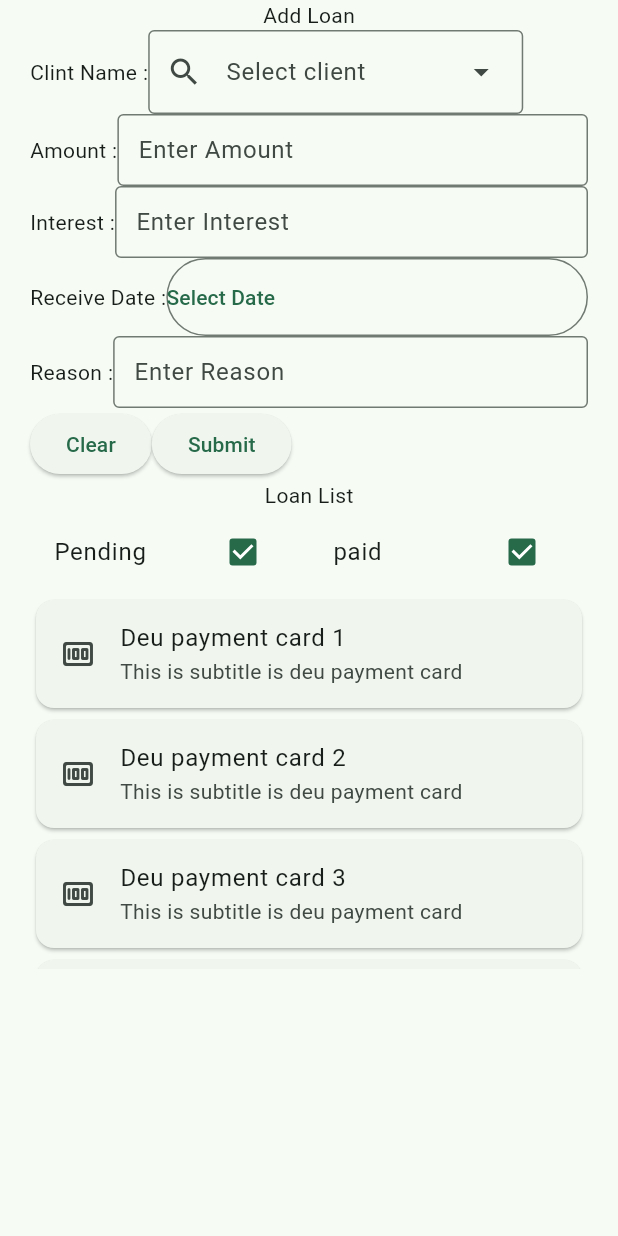
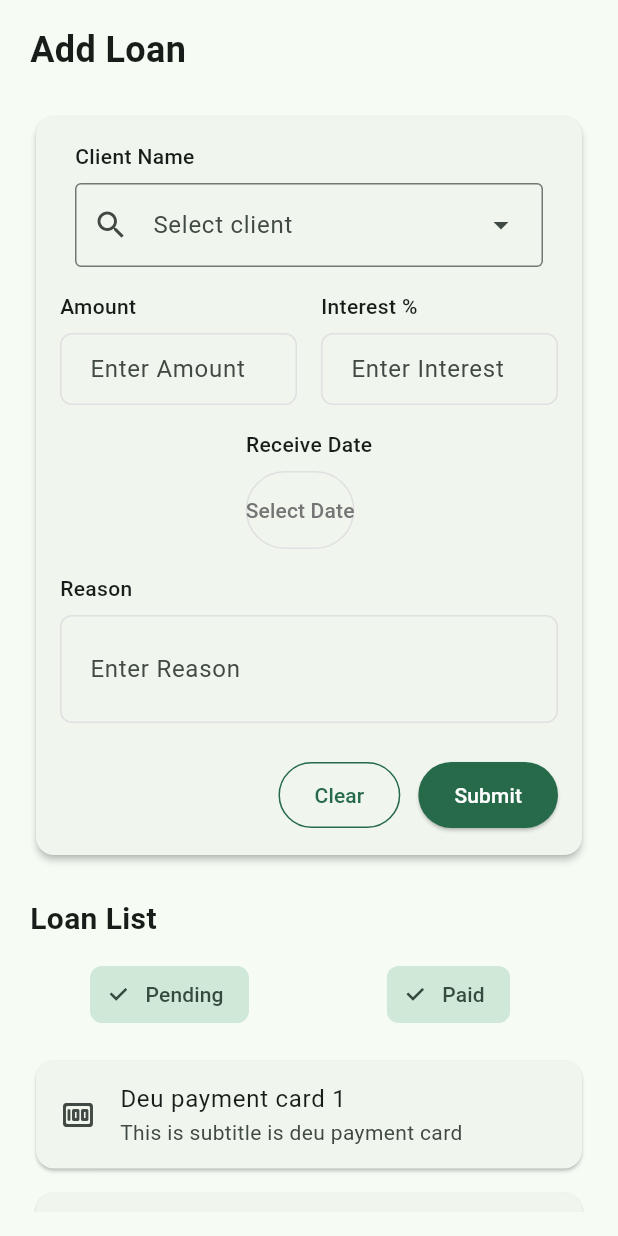
Before and after one commit to DinukaPrasad/EL_Tracker_app, a Flutter app: the LoanView screen opened directly, on a phone screen of 412 x 824 dp. Run offline on Flutter 3.47's test engine with Material 3 defaults, Android fonts, the light colour scheme and no system bars; our stand-ins replace firebase_auth, firebase_core, fl_chart; accounts and stored records are empty.

Commit message:
Update with new UI

```diff
--- a/lib/screens/loan_view.dart
+++ b/lib/screens/loan_view.dart
@@ -9,12 +9,9 @@ class LoanView extends StatefulWidget {
 }
 
 class _LoanViewState extends State<LoanView> {
-
-  //* controller for text fields
   final TextEditingController _amountController = TextEditingController();
   final TextEditingController _interestController = TextEditingController();
   final TextEditingController _reasonController = TextEditingController();
-
 
   String? _selectedClient;
   bool _pendingChecked = true;
@@ -26,20 +23,17 @@ class _LoanViewState extends State<LoanView> {
       context: context,
       initialDate: _receiveDate ?? DateTime.now(),
       firstDate: DateTime.now(),
-      lastDate: DateTime(2100),
+      lastDate: DateTime(2050),
     );
 
-      if(picked != null && picked != _receiveDate){
+    if (picked != null && picked != _receiveDate) {
       setState(() {
         _receiveDate = picked;
       });
     }
   }
 
-  //* loan list
-
-  final List loanList = ['1','2','3','4','5','6','7'];
-
+  final List loanList = ['1', '2', '3', '4', '5', '6', '7'];
 
   @override
   void dispose() {
@@ -51,189 +45,276 @@ class _LoanViewState extends State<LoanView> {
 
   @override
   Widget build(BuildContext context) {
-    return Padding(
-      padding: const EdgeInsets.only(left: 20 , right: 20),
+    return Scaffold(
+      body: Padding(
+        padding: const EdgeInsets.symmetric(horizontal: 20, vertical: 16),
         child: SingleChildScrollView(
           keyboardDismissBehavior: ScrollViewKeyboardDismissBehavior.onDrag,
           child: Column(
+            crossAxisAlignment: CrossAxisAlignment.start,
             children: [
-            //* Headline
-            Text('Add Loan'),
+              // Header with title and action buttons
+              _buildHeader(),
 
-            //* Input area
-            Column(
-              children: [
-                Row(
-                  children: [
-                    Text('Clint Name :'),
+              const SizedBox(height: 24),
 
-                    DropdownMenu(
-                      label: const Text('Select client'),
-                      leadingIcon: Icon(Icons.search),
-                      width: 250,
-                      menuHeight: 100.00,   //! set menu hight
-                      enableFilter: true,
-
-                      dropdownMenuEntries: <DropdownMenuEntry<String>>[
-                        DropdownMenuEntry(value: 'Dinuka', label: 'Dinuka'),
-                        DropdownMenuEntry(value: 'Shaki', label: 'Shaki'),
-                        DropdownMenuEntry(value: 'Henzer', label: 'Henzer'),
-                      ],
-
-                      onSelected: (String? value){
-                        _selectedClient = value;
-
-                        // ignore: avoid_print
-                        print(_selectedClient);
-                      },
+              // Input card
+              Card(
+                elevation: 2,
+                shape: RoundedRectangleBorder(
+                  borderRadius: BorderRadius.circular(12),
                 ),
-                  ],
-                ),
-                Row(
-                  children: [
-                    Text('Amount :'),
-                    Expanded(
-                      child: TextField(
-                        decoration: InputDecoration(
-                          labelText: 'Enter Amount',
-                          hintText: '1000',
-                          border: OutlineInputBorder(),
-                          contentPadding: EdgeInsets.symmetric(horizontal: 10),
-                        ),
-                        keyboardType: TextInputType.number,
-                      ),
-                    ),
-                  ],
-                ),
-                Row(
-                  children: [
-                    Text('Interest :'),
-                    Expanded(
-                      child: TextField(
-                        decoration: InputDecoration(
-                          labelText: 'Enter Interest',
-                          hintText: '10',
-                          border: OutlineInputBorder(),
-                          contentPadding: EdgeInsets.symmetric(horizontal: 10),
-                        ),
-                        keyboardType: TextInputType.number,
-                      ),
-                    ),
-                  ],
-                ),
-                Row(
-                  children: [
-                    Text('Receive Date :'),
-                    Expanded(
-                      child: OutlinedButton(
-                        onPressed: ()=>  _selectDate(context),
-                        style: OutlinedButton.styleFrom(
-                          padding: const EdgeInsets.symmetric(vertical: 16),
-                          alignment: Alignment.centerLeft,
-                        ),
-                        child: Text(
-                          _receiveDate == null
-                          ? 'Select Date'
-                          : '${_receiveDate!.day}/${_receiveDate!.month}/${_receiveDate!.year}',
-                        )
-                        ),
-                    )
-                  ],
-                ),
-
-                Row(
-                  children: [
-                    Text('Reason :'),
-                    Expanded(
-                      child: TextField(
-                        decoration: InputDecoration(
-                          labelText: 'Enter Reason',
-                          hintText: 'For Emergency',
-                          border: OutlineInputBorder(),
-                          contentPadding: EdgeInsets.symmetric(horizontal: 10),
-                        ),
-                        keyboardType: TextInputType.text,
-                      ),
-                    ),
-                  ],
-                ),
-
-                Row(
-                  children: [
-                    ElevatedButton(
-                      onPressed: (){},
-                      child: Text('Clear')
-                    ),
-                    ElevatedButton(
-                      onPressed: (){},
-                      child: Text('Submit')
-                    ),
-                  ],
-                ),
-              ],
-            ),
-
-            //*Loan list headline
-            Text('Loan List'),
-
-            //* checkbox List area
-            Row(
-              children: [
-                // todo: add 2 check box for filter loans by loan status (named pending and paid)
-                //! use checkboxListTile for this
-
-                // Expanded(
-                //   child: TextField(
-                //     decoration: InputDecoration(
-                //         labelText: 'Search',
-                //         border: OutlineInputBorder(),
-                //         contentPadding: EdgeInsets.symmetric(horizontal: 10),
-                //       ),
-                //     keyboardType: TextInputType.text,
-                //   ),
-                // ),
-
-                Expanded(
-                  child: CheckboxListTile(
-                    title: Text('Pending'),
-                    value: _pendingChecked,
-                    onChanged: (bool? value){
-                      setState(() {
-                        _pendingChecked = value!;
-                      });
-                    },
-
+                child: Padding(
+                  padding: const EdgeInsets.all(16),
+                  child: _buildInputForm(),
                 ),
               ),
 
-                Expanded(
-                  child: CheckboxListTile(
-                    title: Text('paid'),
-                    value: _paidChecked,
-                    onChanged: (bool? value){
-                      setState(() {
-                        _paidChecked = value!;
-                      });
-                    },
+              const SizedBox(height: 24),
 
-                  ),
-                ),
-              ],
-            ),
+              // Loan list section
+              _buildLoanListSection(),
 
-            //*list view
+              const SizedBox(height: 16),
+
+              // Loan list
               SizedBox(
                 height: 250,
                 child: ListView.builder(
                   itemCount: loanList.length,
-                itemBuilder: (context , index){
-                  return DeuPaymentCard(cardCount: loanList[index],);
+                  itemBuilder: (context, index) {
+                    return Padding(
+                      padding: const EdgeInsets.only(bottom: 8),
+                      child: DeuPaymentCard(cardCount: loanList[index]),
+                    );
                   },
                 ),
               ),
             ],
           ),
         ),
+      ),
+    );
+  }
+
+  Widget _buildHeader() {
+    return Row(
+      mainAxisAlignment: MainAxisAlignment.spaceBetween,
+      children: [
+        const Text(
+          'Add Loan',
+          style: TextStyle(fontSize: 24, fontWeight: FontWeight.bold),
+        ),
+      ],
+    );
+  }
+
+  Widget _buildInputForm() {
+    return Column(
+      children: [
+        // Client selection
+        _buildFormField(
+          label: 'Client Name',
+          child: DropdownMenu<String>(
+            label: const Text('Select client'),
+            leadingIcon: const Icon(Icons.search),
+            width: MediaQuery.of(context).size.width - 100,
+            menuHeight: 200,
+            enableFilter: true,
+            dropdownMenuEntries: const [
+              DropdownMenuEntry(value: 'Dinuka', label: 'Dinuka'),
+              DropdownMenuEntry(value: 'Shaki', label: 'Shaki'),
+              DropdownMenuEntry(value: 'Henzer', label: 'Henzer'),
+            ],
+            onSelected: (String? value) {
+              _selectedClient = value;
+              // ignore: avoid_print
+              print(_selectedClient);
+            },
+          ),
+        ),
+
+        const SizedBox(height: 16),
+
+        // Amount and interest in a row
+        Row(
+          children: [
+            Expanded(
+              child: _buildFormField(
+                label: 'Amount',
+                child: TextField(
+                  controller: _amountController,
+                  decoration: _inputDecoration('Enter Amount', '1000'),
+                  keyboardType: TextInputType.number,
+                ),
+              ),
+            ),
+            const SizedBox(width: 16),
+            Expanded(
+              child: _buildFormField(
+                label: 'Interest %',
+                child: TextField(
+                  controller: _interestController,
+                  decoration: _inputDecoration('Enter Interest', '10'),
+                  keyboardType: TextInputType.number,
+                ),
+              ),
+            ),
+          ],
+        ),
+
+        const SizedBox(height: 16),
+
+        // Date and reason
+        _buildFormField(
+          label: 'Receive Date',
+          child: OutlinedButton(
+            onPressed: () => _selectDate(context),
+            style: OutlinedButton.styleFrom(
+              padding: const EdgeInsets.symmetric(vertical: 16),
+              alignment: Alignment.centerLeft,
+              side: BorderSide(color: Colors.grey.shade300),
+            ),
+            child: Text(
+              _receiveDate == null
+                  ? 'Select Date'
+                  : '${_receiveDate!.day}/${_receiveDate!.month}/${_receiveDate!.year}',
+              style: TextStyle(
+                color:
+                    _receiveDate == null ? Colors.grey.shade600 : Colors.black,
+              ),
+            ),
+          ),
+        ),
+
+        const SizedBox(height: 16),
+
+        _buildFormField(
+          label: 'Reason',
+          child: TextField(
+            controller: _reasonController,
+            decoration: _inputDecoration('Enter Reason', 'For Emergency'),
+            keyboardType: TextInputType.text,
+            maxLines: 2,
+          ),
+        ),
+
+        const SizedBox(height: 24),
+
+        // Action buttons
+        Row(
+          mainAxisAlignment: MainAxisAlignment.end,
+          children: [
+            OutlinedButton(
+              onPressed: () {
+                _amountController.clear();
+                _interestController.clear();
+                _reasonController.clear();
+                setState(() {
+                  _receiveDate = null;
+                  _selectedClient = null;
+                });
+              },
+              style: OutlinedButton.styleFrom(
+                padding: const EdgeInsets.symmetric(
+                  horizontal: 24,
+                  vertical: 12,
+                ),
+                side: BorderSide(color: Theme.of(context).primaryColor),
+              ),
+              child: Text(
+                'Clear',
+                style: TextStyle(color: Theme.of(context).primaryColor),
+              ),
+            ),
+            const SizedBox(width: 12),
+            ElevatedButton(
+              onPressed: () {},
+              style: ElevatedButton.styleFrom(
+                padding: const EdgeInsets.symmetric(
+                  horizontal: 24,
+                  vertical: 12,
+                ),
+                backgroundColor: Theme.of(context).primaryColor,
+              ),
+              child: const Text(
+                'Submit',
+                style: TextStyle(color: Colors.white),
+              ),
+            ),
+          ],
+        ),
+      ],
+    );
+  }
+
+  Widget _buildFormField({required String label, required Widget child}) {
+    return Column(
+      crossAxisAlignment: CrossAxisAlignment.start,
+      children: [
+        Text(
+          label,
+          style: const TextStyle(fontWeight: FontWeight.w500, fontSize: 14),
+        ),
+        const SizedBox(height: 8),
+        child,
+      ],
+    );
+  }
+
+  InputDecoration _inputDecoration(String label, String hint) {
+    return InputDecoration(
+      labelText: label,
+      hintText: hint,
+      border: OutlineInputBorder(
+        borderRadius: BorderRadius.circular(8),
+        borderSide: BorderSide(color: Colors.grey.shade300),
+      ),
+      enabledBorder: OutlineInputBorder(
+        borderRadius: BorderRadius.circular(8),
+        borderSide: BorderSide(color: Colors.grey.shade300),
+      ),
+      contentPadding: const EdgeInsets.symmetric(horizontal: 16, vertical: 12),
+    );
+  }
+
+  Widget _buildLoanListSection() {
+    return Column(
+      crossAxisAlignment: CrossAxisAlignment.start,
+      children: [
+        const Text(
+          'Loan List',
+          style: TextStyle(fontSize: 20, fontWeight: FontWeight.bold),
+        ),
+        const SizedBox(height: 12),
+        // Filter options
+        Row(
+          children: [
+            Expanded(
+              child: FilterChip(
+                label: const Text('Pending'),
+                selected: _pendingChecked,
+                onSelected: (bool value) {
+                  setState(() {
+                    _pendingChecked = value;
+                  });
+                },
+              ),
+            ),
+            Expanded(
+              child: FilterChip(
+                label: const Text('Paid'),
+                selected: _paidChecked,
+                onSelected: (bool value) {
+                  setState(() {
+                    _paidChecked = value;
+                  });
+                },
+              ),
+            ),
+          ],
+        ),
+      ],
     );
   }
 }
```
Lines whose indentation alone changed are shown as unchanged.
